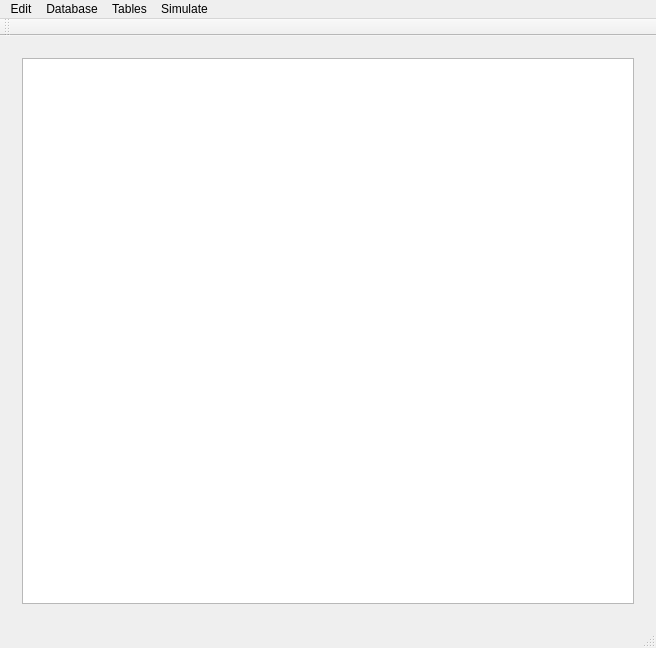
First picture: the form in KarateCompetition/mainwindow.ui, repository SuluCiprian/BD, before the edit.
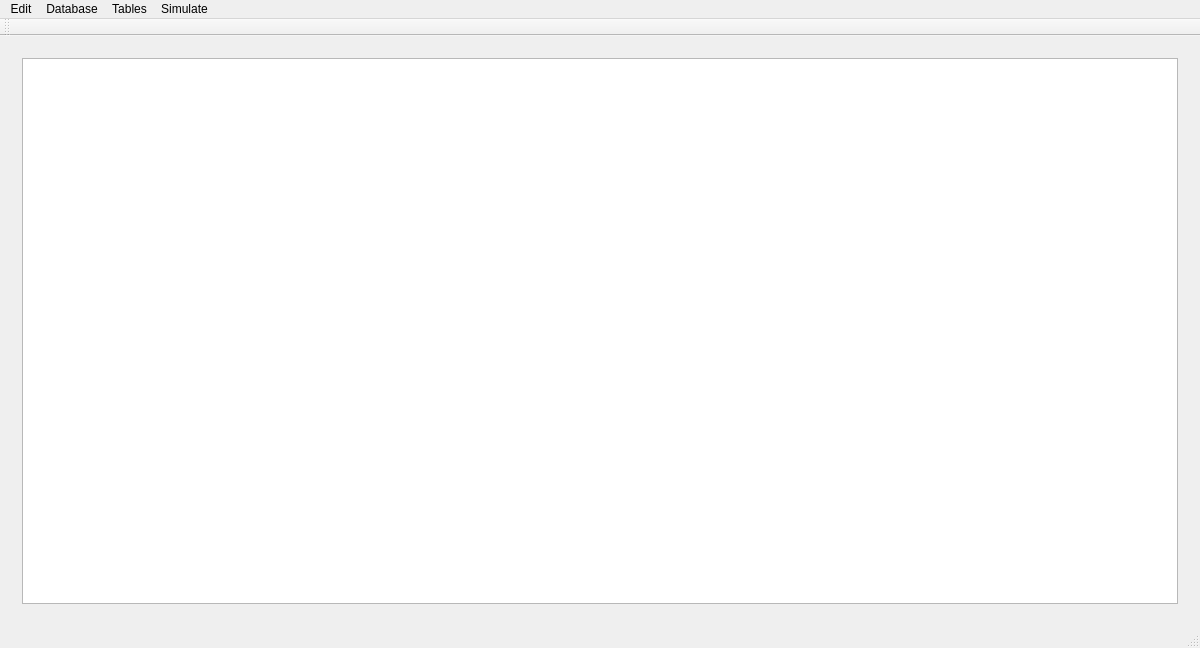
Second picture: the form after the edit.

Diff of the .ui file:
```diff
--- a/KarateCompetition/mainwindow.ui
+++ b/KarateCompetition/mainwindow.ui
@@ -6,7 +6,7 @@
    <rect>
     <x>0</x>
     <y>0</y>
-    <width>656</width>
+    <width>1200</width>
     <height>648</height>
    </rect>
   </property>
@@ -91,7 +91,7 @@
     <rect>
      <x>0</x>
      <y>0</y>
-     <width>656</width>
+     <width>1200</width>
      <height>21</height>
     </rect>
    </property>
```
